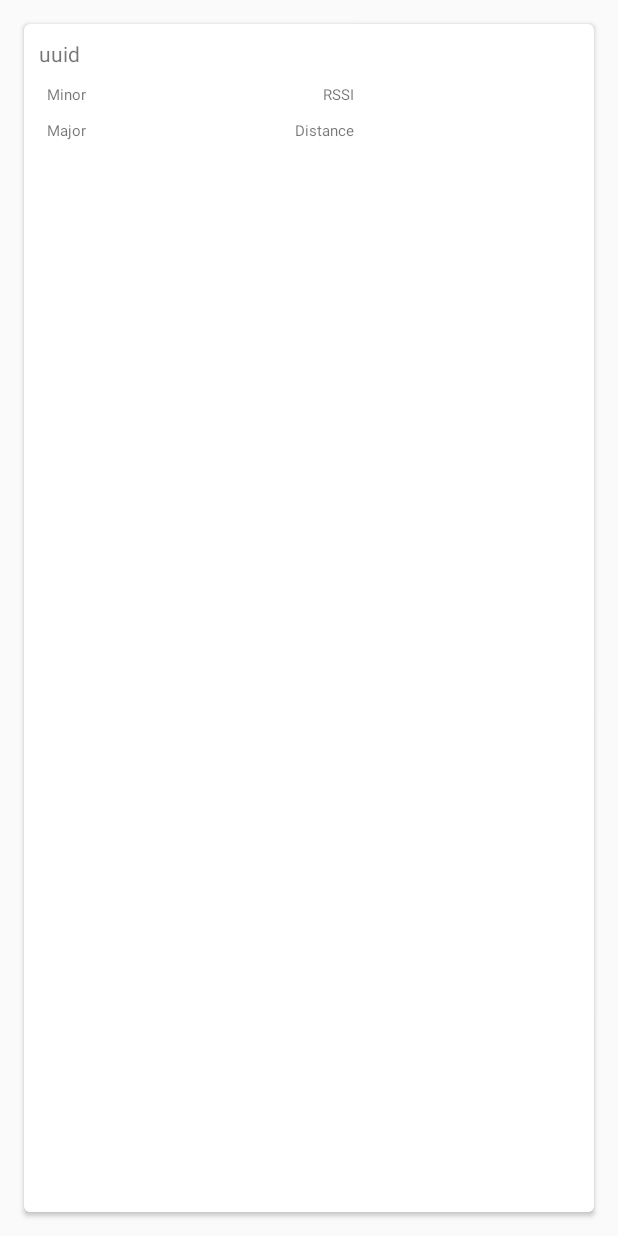
After one commit to mateuspaduan/IndoorSportsTracking, an Android app: the layout beacon_list.xml on its own in the app's theme, with its tools: preview values and no code run, on a phone screen of 412 x 824 dp. The commit adds this screen. Run offline under Robolectric (Android 15) with nearby library versions, the phone set to English and light mode, and no system bars.

Commit message:
App que busca beacons iBeacon e os lista

```diff
--- a/Project/BeaconAGT/app/build.gradle
+++ b/Project/BeaconAGT/app/build.gradle
@@ -22,6 +22,8 @@ android {
 dependencies {
     compile fileTree(dir: 'libs', include: ['*.jar'])
     testCompile 'junit:junit:4.12'
-    compile 'com.android.support:appcompat-v7:23.2.1'
-    compile 'com.android.support:design:23.2.1'
+    compile 'com.android.support:appcompat-v7:23.3.0'
+    compile 'com.android.support:design:23.3.0'
+    compile 'com.android.support:cardview-v7:23.3.0'
+    compile 'com.android.support:recyclerview-v7:23.3.0'
 }
--- a/Project/BeaconAGT/app/src/main/AndroidManifest.xml
+++ b/Project/BeaconAGT/app/src/main/AndroidManifest.xml
@@ -9,7 +9,7 @@
         android:supportsRtl="true"
         android:theme="@style/AppTheme">
         <activity
-            android:name=".MainActivity"
+            android:name=".activity.MainActivity"
             android:label="@string/app_name"
             android:theme="@style/AppTheme.NoActionBar">
             <intent-filter>
@@ -20,4 +20,7 @@
         </activity>
     </application>
 
+    <uses-permission android:name="android.permission.BLUETOOTH"/>
+    <uses-permission android:name="android.permission.BLUETOOTH_ADMIN"/>
+
 </manifest>
--- /dev/null
+++ b/Project/BeaconAGT/app/src/main/res/layout/beacon_list.xml
@@ -0,0 +1,71 @@
+<?xml version="1.0" encoding="utf-8"?>
+<android.support.v7.widget.CardView
+    xmlns:android="http://schemas.android.com/apk/res/android"
+    xmlns:card_view="http://schemas.android.com/apk/res-auto"
+    android:id="@+id/card_view"
+    android:layout_width="match_parent"
+    android:layout_height="match_parent"
+    card_view:cardCornerRadius="4dp"
+    android:layout_margin="16dp"
+    android:padding="10dp">
+
+    <RelativeLayout
+        android:layout_width="match_parent"
+        android:layout_height="match_parent"
+        android:elevation="20dp"
+        android:background="@color/background_floating_material_light"
+        android:padding="10dp">
+        <TextView
+            android:id="@+id/uuid"
+            android:layout_width="match_parent"
+            android:layout_height="20dp"
+            android:text="uuid"
+            android:gravity="center_vertical"
+            android:textSize="14dp"/>
+
+        <TextView
+            android:id="@+id/minor"
+            android:layout_width="wrap_content"
+            android:layout_height="wrap_content"
+            android:text="Minor"
+            android:gravity="center_vertical"
+            android:textSize="10dp"
+            android:layout_below="@id/uuid"
+            android:layout_marginTop="10dp"
+            android:layout_marginLeft="5dp"/>
+
+        <TextView
+            android:id="@+id/major"
+            android:layout_width="wrap_content"
+            android:layout_height="wrap_content"
+            android:text="Major"
+            android:gravity="center_vertical"
+            android:textSize="10dp"
+            android:layout_below="@id/minor"
+            android:layout_marginTop="10dp"
+            android:layout_marginLeft="5dp"/>
+
+        <TextView
+            android:id="@+id/rssi"
+            android:layout_width="wrap_content"
+            android:layout_height="wrap_content"
+            android:text="RSSI"
+            android:textSize="10dp"
+            android:layout_marginTop="10dp"
+            android:layout_alignParentRight="true"
+            android:layout_marginRight="150dp"
+            android:layout_alignBaseline="@id/minor"/>
+
+        <TextView
+            android:id="@+id/distance"
+            android:layout_width="wrap_content"
+            android:layout_height="wrap_content"
+            android:text="Distance"
+            android:textSize="10dp"
+            android:layout_marginTop="10dp"
+            android:layout_alignParentRight="true"
+            android:layout_marginRight="150dp"
+            android:layout_alignBaseline="@id/major"/>
+
+    </RelativeLayout>
+</android.support.v7.widget.CardView>
--- a/Project/BeaconAGT/app/src/main/res/menu/menu_main.xml
+++ b/Project/BeaconAGT/app/src/main/res/menu/menu_main.xml
@@ -1,7 +1,7 @@
 <menu xmlns:android="http://schemas.android.com/apk/res/android"
     xmlns:app="http://schemas.android.com/apk/res-auto"
     xmlns:tools="http://schemas.android.com/tools"
-    tools:context="com.amg.beaconagt.MainActivity">
+    tools:context=".activity.MainActivity">
     <item
         android:id="@+id/action_settings"
         android:orderInCategory="100"
--- a/Project/BeaconAGT/build.gradle
+++ b/Project/BeaconAGT/build.gradle
@@ -5,7 +5,7 @@ buildscript {
         jcenter()
     }
     dependencies {
-        classpath 'com.android.tools.build:gradle:1.5.0'
+        classpath 'com.android.tools.build:gradle:2.0.0'
 
         // NOTE: Do not place your application dependencies here; they belong
         // in the individual module build.gradle files
```
Also changed, not shown: Project/BeaconAGT/app/src/main/java/com/amg/beaconagt/MainActivity.java (deleted, +0 -53 lines), Project/BeaconAGT/app/src/main/java/com/amg/beaconagt/activity/MainActivity.java (added, +221 -0 lines), Project/BeaconAGT/app/src/main/java/com/amg/beaconagt/adapter/BeaconAdapter.java (added, +63 -0 lines), Project/BeaconAGT/app/src/main/java/com/amg/beaconagt/model/Beacon.java (added, +52 -0 lines), Project/BeaconAGT/app/src/main/res/layout/activity_main.xml (+5 -4 lines), Project/BeaconAGT/app/src/main/res/layout/content_main.xml (+8 -6 lines), Project/BeaconAGT/gradle/wrapper/gradle-wrapper.properties.
